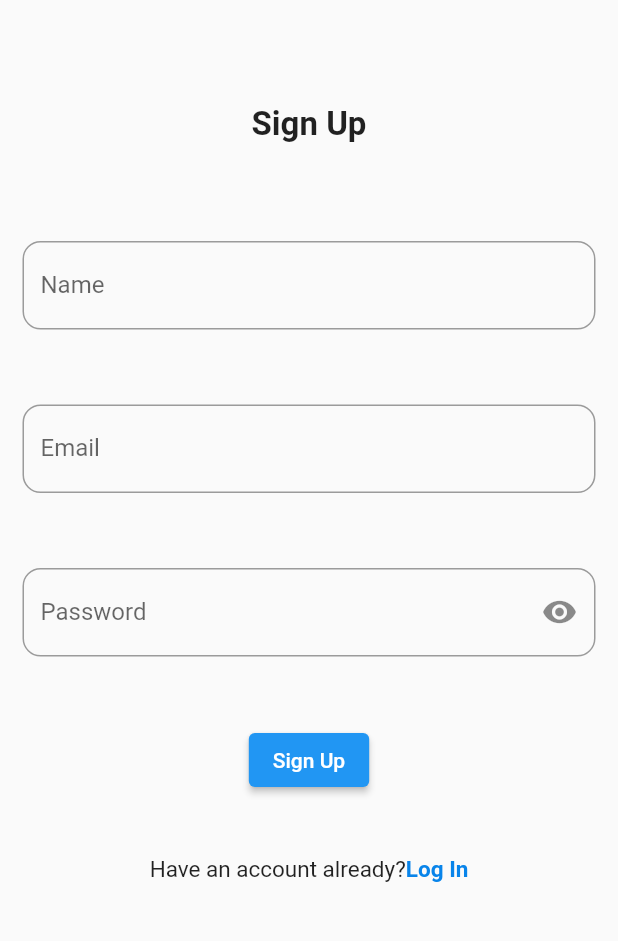
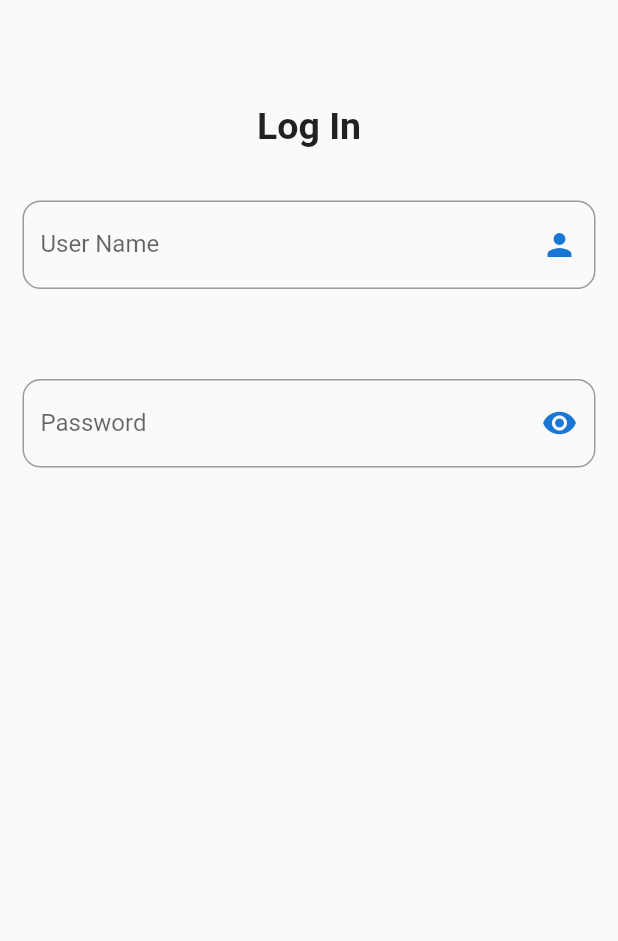
Before and after one commit to Douglas-sp/Sponarie-Restaurant, a Flutter app: the screen it shows after launch, on a phone screen of 412 x 824 dp, the part 167-1108 px from its top. Run offline on Flutter 3.47's test engine with Material 2 defaults, Android fonts, the phone set to English and light mode, and no system bars; our stand-ins replace flutter_form_builder.

Commit message:
login field

```diff
--- a/sponarie/lib/main.dart
+++ b/sponarie/lib/main.dart
@@ -1,4 +1,5 @@
 import 'package:flutter/material.dart';
+import 'package:sponarie/screens/Logininpage.dart';
 import 'package:sponarie/screens/SignupScreen.dart';
 
 void main(){
@@ -16,7 +17,8 @@ class _MyAppState extends State<MyApp> {
   @override
   Widget build(BuildContext context) {
     return MaterialApp(
-      home: SignupsScreen(),
+      //home: SignupsScreen(),
+      home: LoginPage(),
     );
   }
 }
--- a/sponarie/lib/screens/Logininpage.dart
+++ b/sponarie/lib/screens/Logininpage.dart
@@ -1,6 +1,7 @@
 import 'package:flutter/material.dart';
 import 'package:flutter/src/widgets/container.dart';
 import 'package:flutter/src/widgets/framework.dart';
+import 'package:flutter_form_builder/flutter_form_builder.dart';
 
 
 
@@ -49,12 +50,56 @@ class _LoginPageState extends State<LoginPage> {
             ),
 
             SizedBox(height: 70.0,),
-            Text("Log In",
-            style: TextStyle(color: Colors.black87,
-            fontWeight: FontWeight.bold,
-            fontSize: 25.0),
-            )
 
+            Center(
+              child: Text("Log In",
+              style: TextStyle(color: Colors.black87,
+              fontWeight: FontWeight.bold,
+              fontSize: 25.0),
+              ),
+            ),
+
+            SizedBox(
+          height: 20.0,
+        ),
+
+        Padding(
+          padding: EdgeInsets.all(15.0),
+          child: FormBuilderTextField(
+              name: "user_name",
+              textInputAction: TextInputAction.next,
+              decoration: InputDecoration(
+                border: OutlineInputBorder(
+                  borderRadius:BorderRadius.all(Radius.circular(12.0)),
+
+                  ),
+                labelText:"User Name",
+                suffixIcon: Icon(Icons.person,
+                color: Colors.blue[700]
+                ),
+                hintText: "draymond",
+              ),
+              ),
+        ),
+
+              SizedBox(height: 30.0,),
+
+              Padding(
+          padding: const EdgeInsets.all(15.0),
+          child: FormBuilderTextField(
+              name: 'password',
+              obscureText: true,
+              textInputAction: TextInputAction.done,
+              decoration: InputDecoration(
+                  border: OutlineInputBorder(
+                    borderRadius: BorderRadius.all(Radius.circular(12.0))),
+                  label:Text('Password'),
+                  suffixIcon: Icon(Icons.visibility,
+                  color: Colors.blue[700],)
+                  )
+                  ),
+
+        ),
 
 
           ],
--- a/sponarie/lib/screens/SignupScreen.dart
+++ b/sponarie/lib/screens/SignupScreen.dart
@@ -64,9 +64,11 @@ class _SignupsScreenState extends State<SignupsScreen> {
               textInputAction: TextInputAction.next,
               decoration: InputDecoration(
                   border: OutlineInputBorder(
-                      borderSide: BorderSide(color: Colors.blue),
+                      //borderSide: BorderSide(color: Colors.blue),
                       borderRadius: BorderRadius.all(Radius.circular(12.0))),
-                  label: Text('Name'))),
+                  label: Text('Name')
+                  )
+                  ),
         ),
         SizedBox(
           height: 20.0,
```
